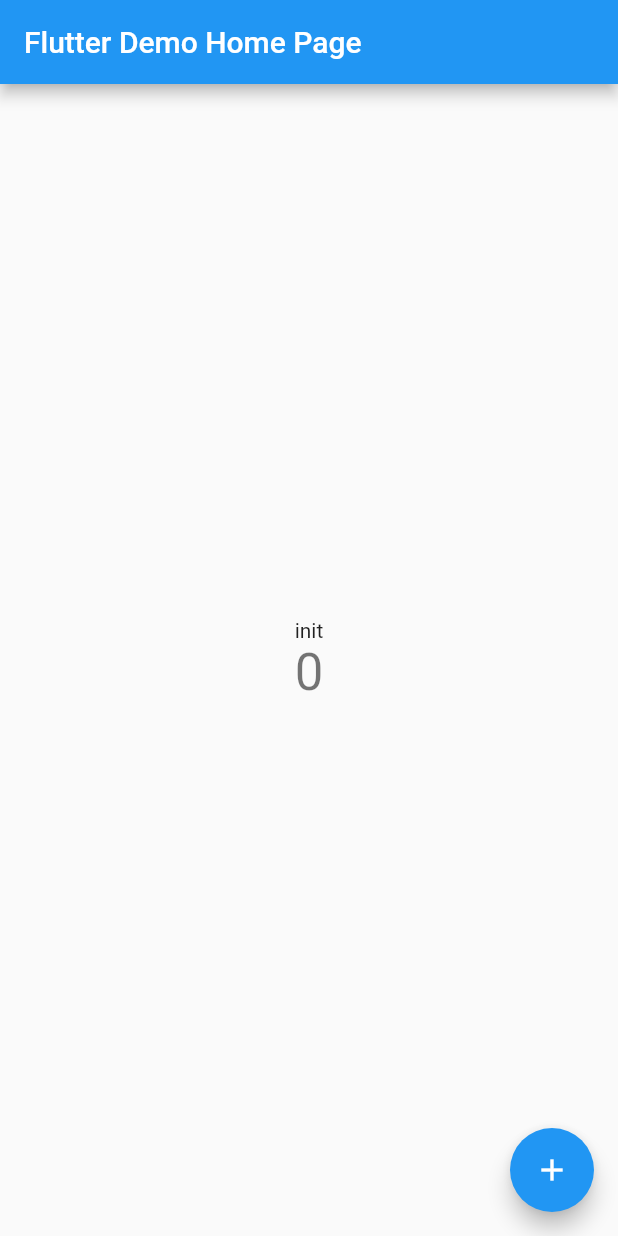
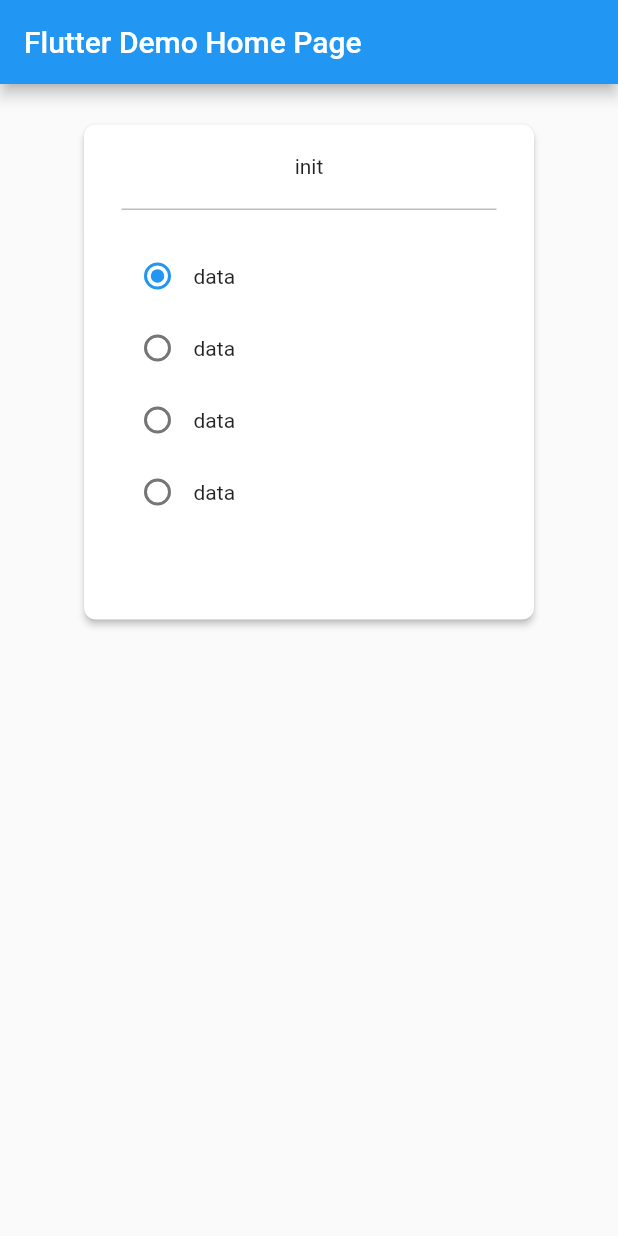
Before and after one commit to ASbarros/app_pr_front, a Flutter app: the screen it shows after launch, on a phone screen of 412 x 824 dp. Run offline on Flutter 3.47's test engine with Material 2 defaults, Android fonts, the phone set to English and light mode, and no system bars.

Commit message:
construindo a estrutura da tela

```diff
--- a/pr/lib/pages/home.dart
+++ b/pr/lib/pages/home.dart
@@ -11,15 +11,8 @@ class MyHomePage extends StatefulWidget {
 }
 
 class _MyHomePageState extends State<MyHomePage> {
-  int _counter = 0;
-  String teste='init';
-
-  void _incrementCounter() {
-    Provider.getQuestion().then((value) => teste=value);
-    setState(() {
-      _counter++;
-    });
-  }
+  String teste = 'init';
+  int _currValue = 1;
 
   @override
   Widget build(BuildContext context) {
@@ -28,23 +21,101 @@ class _MyHomePageState extends State<MyHomePage> {
         title: Text(widget.title),
       ),
       body: Center(
+        child: Container(
+          padding: EdgeInsets.only(top: 23.0),
           child: Column(
-          mainAxisAlignment: MainAxisAlignment.center,
             children: <Widget>[
-            Text(
-              teste,
+              Stack(
+                alignment: Alignment.topCenter,
+                overflow: Overflow.visible,
+                children: <Widget>[
+                  Card(
+                    elevation: 2.0,
+                    color: Colors.white,
+                    shape: RoundedRectangleBorder(
+                      borderRadius: BorderRadius.circular(8.0),
                     ),
-            Text(
-              '$_counter',
-              style: Theme.of(context).textTheme.headline4,
+                    child: Container(
+                      width: 300.0,
+                      height: 330.0,
+                      child: Column(
+                        children: <Widget>[
+                          Padding(
+                              padding: EdgeInsets.only(
+                                  top: 20.0,
+                                  bottom: 20.0,
+                                  left: 25.0,
+                                  right: 25.0),
+                              child: Text(teste)),
+                          Container(
+                            width: 250.0,
+                            height: 1.0,
+                            color: Colors.grey[400],
+                          ),
+                          Padding(
+                            padding: EdgeInsets.only(
+                                top: 20.0,
+                                bottom: 20.0,
+                                left: 25.0,
+                                right: 25.0),
+                            child: Column(
+                              children: <Widget>[
+                                Row(
+                                  children: <Widget>[
+                                    Radio(
+                                      groupValue: _currValue,
+                                      onChanged: (int i) =>
+                                          setState(() => _currValue = i),
+                                      value: 1,
+                                    ),
+                                    Text('data')
+                                  ],
+                                ),
+                                Row(
+                                  children: <Widget>[
+                                    Radio(
+                                      groupValue: _currValue,
+                                      onChanged: (int i) =>
+                                          setState(() => _currValue = i),
+                                      value: 2,
+                                    ),
+                                    Text('data')
+                                  ],
+                                ),
+                                Row(
+                                  children: <Widget>[
+                                    Radio(
+                                      groupValue: _currValue,
+                                      onChanged: (int i) =>
+                                          setState(() => _currValue = i),
+                                      value: 3,
+                                    ),
+                                    Text('data')
+                                  ],
+                                ),
+                                Row(
+                                  children: <Widget>[
+                                    Radio(
+                                      groupValue: _currValue,
+                                      onChanged: (int i) =>
+                                          setState(() => _currValue = i),
+                                      value: 4,
+                                    ),
+                                    Text('data')
+                                  ],
                                 ),
                               ],
                             ),
                           ),
-      floatingActionButton: FloatingActionButton(
-        onPressed: _incrementCounter,
-        tooltip: 'Increment',
-        child: Icon(Icons.add),
+                        ],
+                      ),
+                    ),
+                  ),
+                ],
+              ),
+            ],
+          ),
+        ),
       ),
     );
   }
--- a/pr/pubspec.yaml
+++ b/pr/pubspec.yaml
@@ -13,7 +13,6 @@ dependencies:
     sdk: flutter
   http: ^0.12.0+2
   mobx: ^1.0.0
-
   cupertino_icons: ^0.1.3
 
 dev_dependencies:
```
Lines whose indentation alone changed are shown as unchanged.
